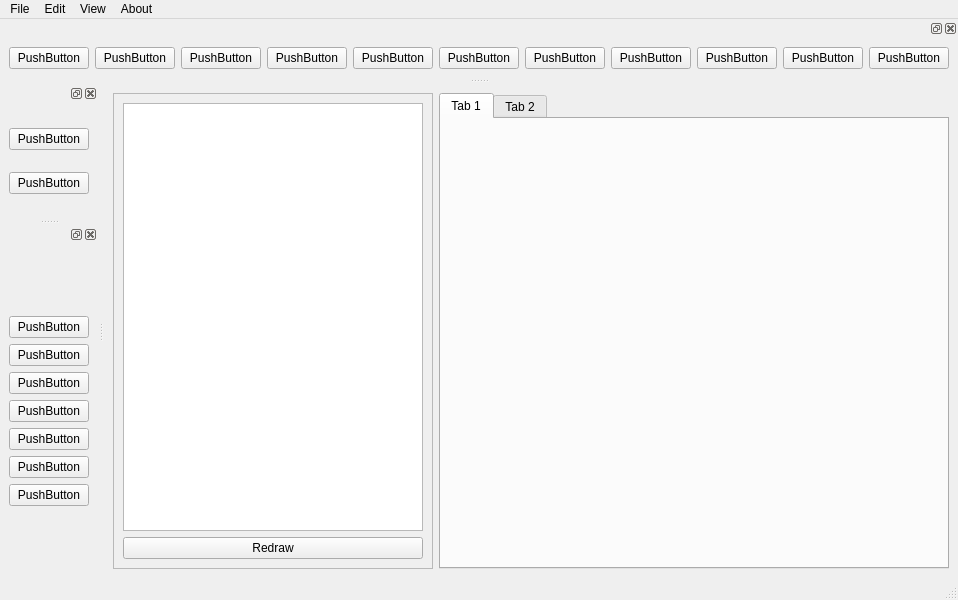
Old version of the form GUI.ui in the repository MSHallOpenSoft/plotter.
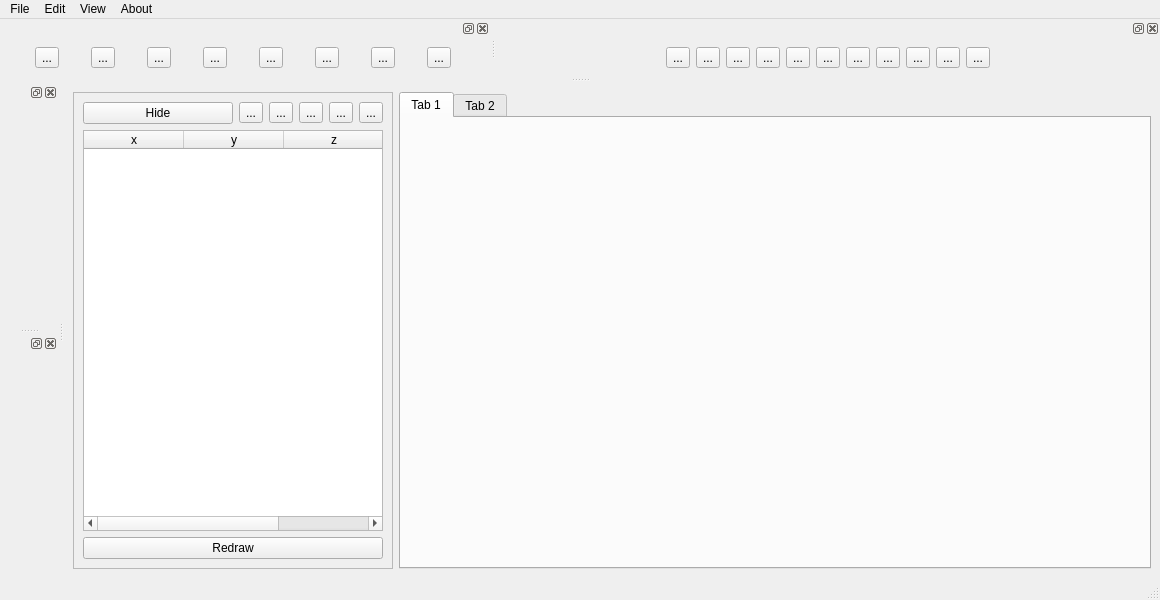
New version of the form.

The edit to the form file:
```diff
--- a/GUI.ui
+++ b/GUI.ui
@@ -6,7 +6,7 @@
    <rect>
     <x>0</x>
     <y>0</y>
-    <width>803</width>
+    <width>1160</width>
     <height>600</height>
    </rect>
   </property>
@@ -24,6 +24,52 @@
        <enum>QFrame::Raised</enum>
       </property>
       <layout class="QVBoxLayout" name="verticalLayout_5">
+       <item>
+        <layout class="QHBoxLayout" name="horizontalLayout_5">
+         <item>
+          <widget class="QPushButton" name="pushButton_3">
+           <property name="text">
+            <string>Hide</string>
+           </property>
+          </widget>
+         </item>
+         <item>
+          <widget class="QToolButton" name="toolButton_7">
+           <property name="text">
+            <string>...</string>
+           </property>
+          </widget>
+         </item>
+         <item>
+          <widget class="QToolButton" name="toolButton_9">
+           <property name="text">
+            <string>...</string>
+           </property>
+          </widget>
+         </item>
+         <item>
+          <widget class="QToolButton" name="toolButton_8">
+           <property name="text">
+            <string>...</string>
+           </property>
+          </widget>
+         </item>
+         <item>
+          <widget class="QToolButton" name="toolButton_6">
+           <property name="text">
+            <string>...</string>
+           </property>
+          </widget>
+         </item>
+         <item>
+          <widget class="QToolButton" name="toolButton_5">
+           <property name="text">
+            <string>...</string>
+           </property>
+          </widget>
+         </item>
+        </layout>
+       </item>
        <item>
         <widget class="QTableWidget" name="tableWidget">
          <property name="sizePolicy">
@@ -38,6 +84,21 @@
            <height>0</height>
           </size>
          </property>
+         <column>
+          <property name="text">
+           <string>x</string>
+          </property>
+         </column>
+         <column>
+          <property name="text">
+           <string>y</string>
+          </property>
+         </column>
+         <column>
+          <property name="text">
+           <string>z</string>
+          </property>
+         </column>
         </widget>
        </item>
        <item>
@@ -76,7 +137,7 @@
     <rect>
      <x>0</x>
      <y>0</y>
-     <width>803</width>
+     <width>1160</width>
      <height>25</height>
     </rect>
    </property>
@@ -116,22 +177,7 @@
    <widget class="QWidget" name="dockWidgetContents">
     <layout class="QHBoxLayout" name="horizontalLayout_2">
      <item>
-      <layout class="QVBoxLayout" name="verticalLayout">
-       <item>
-        <widget class="QPushButton" name="pushButton_2">
-         <property name="text">
-          <string>PushButton</string>
-         </property>
-        </widget>
-       </item>
-       <item>
-        <widget class="QPushButton" name="pushButton">
-         <property name="text">
-          <string>PushButton</string>
-         </property>
-        </widget>
-       </item>
-      </layout>
+      <layout class="QVBoxLayout" name="verticalLayout"/>
      </item>
     </layout>
    </widget>
@@ -143,57 +189,7 @@
    <widget class="QWidget" name="dockWidgetContents_2">
     <layout class="QVBoxLayout" name="verticalLayout_4">
      <item>
-      <layout class="QVBoxLayout" name="verticalLayout_2">
-       <item>
-        <widget class="QPushButton" name="pushButton_4">
-         <property name="text">
-          <string>PushButton</string>
-         </property>
-        </widget>
-       </item>
-       <item>
-        <widget class="QPushButton" name="pushButton_11">
-         <property name="text">
-          <string>PushButton</string>
-         </property>
-        </widget>
-       </item>
-       <item>
-        <widget class="QPushButton" name="pushButton_13">
-         <property name="text">
-          <string>PushButton</string>
-         </property>
-        </widget>
-       </item>
-       <item>
-        <widget class="QPushButton" name="pushButton_12">
-         <property name="text">
-          <string>PushButton</string>
-         </property>
-        </widget>
-       </item>
-       <item>
-        <widget class="QPushButton" name="pushButton_15">
-         <property name="text">
-          <string>PushButton</string>
-         </property>
-        </widget>
-       </item>
-       <item>
-        <widget class="QPushButton" name="pushButton_14">
-         <property name="text">
-          <string>PushButton</string>
-         </property>
-        </widget>
-       </item>
-       <item>
-        <widget class="QPushButton" name="pushButton_3">
-         <property name="text">
-          <string>PushButton</string>
-         </property>
-        </widget>
-       </item>
-      </layout>
+      <layout class="QVBoxLayout" name="verticalLayout_2"/>
      </item>
     </layout>
    </widget>
@@ -207,83 +203,148 @@
      <item>
       <layout class="QHBoxLayout" name="horizontalLayout">
        <item>
-        <widget class="QPushButton" name="pushButton_8">
+        <widget class="QToolButton" name="toolButton_17">
          <property name="text">
-          <string>PushButton</string>
+          <string>...</string>
          </property>
         </widget>
        </item>
        <item>
-        <widget class="QPushButton" name="pushButton_10">
+        <widget class="QToolButton" name="toolButton_10">
          <property name="text">
-          <string>PushButton</string>
+          <string>...</string>
          </property>
         </widget>
        </item>
        <item>
-        <widget class="QPushButton" name="pushButton_9">
+        <widget class="QToolButton" name="toolButton_20">
          <property name="text">
-          <string>PushButton</string>
+          <string>...</string>
          </property>
         </widget>
        </item>
        <item>
-        <widget class="QPushButton" name="pushButton_7">
+        <widget class="QToolButton" name="toolButton_18">
          <property name="text">
-          <string>PushButton</string>
+          <string>...</string>
          </property>
         </widget>
        </item>
        <item>
-        <widget class="QPushButton" name="pushButton_6">
+        <widget class="QToolButton" name="toolButton_4">
          <property name="text">
-          <string>PushButton</string>
+          <string>...</string>
          </property>
         </widget>
        </item>
        <item>
-        <layout class="QHBoxLayout" name="horizontalLayout_4">
-         <item>
-          <widget class="QPushButton" name="pushButton_17">
-           <property name="text">
-            <string>PushButton</string>
-           </property>
-          </widget>
-         </item>
-         <item>
-          <widget class="QPushButton" name="pushButton_20">
-           <property name="text">
-            <string>PushButton</string>
-           </property>
-          </widget>
-         </item>
-         <item>
-          <widget class="QPushButton" name="pushButton_16">
-           <property name="text">
-            <string>PushButton</string>
-           </property>
-          </widget>
-         </item>
-         <item>
-          <widget class="QPushButton" name="pushButton_19">
-           <property name="text">
-            <string>PushButton</string>
-           </property>
-          </widget>
-         </item>
-         <item>
-          <widget class="QPushButton" name="pushButton_18">
-           <property name="text">
-            <string>PushButton</string>
-           </property>
-          </widget>
-         </item>
-        </layout>
+        <widget class="QToolButton" name="toolButton_3">
+         <property name="text">
+          <string>...</string>
+         </property>
+        </widget>
        </item>
        <item>
-        <widget class="QPushButton" name="pushButton_5">
+        <widget class="QToolButton" name="toolButton_2">
          <property name="text">
-          <string>PushButton</string>
+          <string>...</string>
+         </property>
+        </widget>
+       </item>
+       <item>
+        <widget class="QToolButton" name="toolButton">
+         <property name="text">
+          <string>...</string>
+         </property>
+        </widget>
+       </item>
+      </layout>
+     </item>
+    </layout>
+   </widget>
+  </widget>
+  <widget class="QDockWidget" name="dockWidget_4">
+   <attribute name="dockWidgetArea">
+    <number>4</number>
+   </attribute>
+   <widget class="QWidget" name="dockWidgetContents_4">
+    <layout class="QHBoxLayout" name="horizontalLayout_6">
+     <item>
+      <layout class="QHBoxLayout" name="horizontalLayout_4">
+       <item>
+        <widget class="QToolButton" name="toolButton_19">
+         <property name="text">
+          <string>...</string>
+         </property>
+        </widget>
+       </item>
+       <item>
+        <widget class="QToolButton" name="toolButton_23">
+         <property name="text">
+          <string>...</string>
+         </property>
+        </widget>
+       </item>
+       <item>
+        <widget class="QToolButton" name="toolButton_24">
+         <property name="text">
+          <string>...</string>
+         </property>
+        </widget>
+       </item>
+       <item>
+        <widget class="QToolButton" name="toolButton_22">
+         <property name="text">
+          <string>...</string>
+         </property>
+        </widget>
+       </item>
+       <item>
+        <widget class="QToolButton" name="toolButton_21">
+         <property name="text">
+          <string>...</string>
+         </property>
+        </widget>
+       </item>
+       <item>
+        <widget class="QToolButton" name="toolButton_16">
+         <property name="text">
+          <string>...</string>
+         </property>
+        </widget>
+       </item>
+       <item>
+        <widget class="QToolButton" name="toolButton_15">
+         <property name="text">
+          <string>...</string>
+         </property>
+        </widget>
+       </item>
+       <item>
+        <widget class="QToolButton" name="toolButton_14">
+         <property name="text">
+          <string>...</string>
+         </property>
+        </widget>
+       </item>
+       <item>
+        <widget class="QToolButton" name="toolButton_13">
+         <property name="text">
+          <string>...</string>
+         </property>
+        </widget>
+       </item>
+       <item>
+        <widget class="QToolButton" name="toolButton_12">
+         <property name="text">
+          <string>...</string>
+         </property>
+        </widget>
+       </item>
+       <item>
+        <widget class="QToolButton" name="toolButton_11">
+         <property name="text">
+          <string>...</string>
          </property>
         </widget>
        </item>
```
Left out of the diff: 1 changed line with no effect on the pictures.
